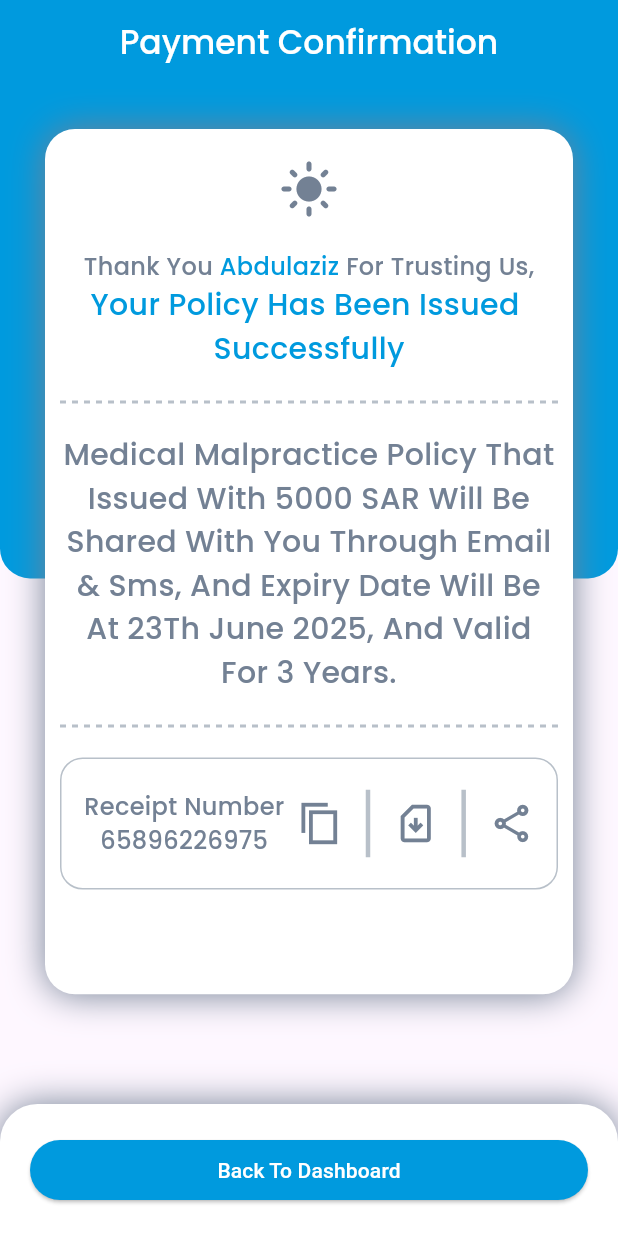
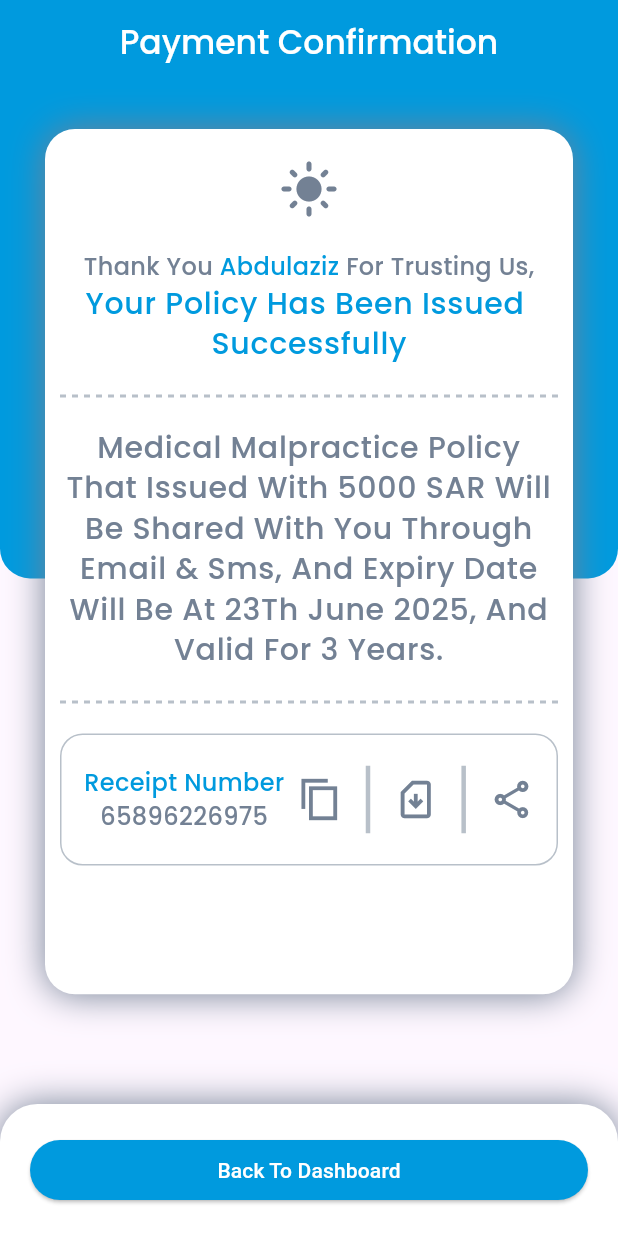
Before and after one commit to sehab374/design, a Flutter app: the screen it shows after launch, on a phone screen of 412 x 824 dp. Run offline on Flutter 3.47's test engine with Material 3 defaults, Android fonts, the phone set to English and light mode, and no system bars; drawn by our look-alikes of dotted_line; our stand-ins replace google_fonts.

Commit message:
themeing

```diff
--- a/lib/home_screen.dart
+++ b/lib/home_screen.dart
@@ -81,15 +81,15 @@ class HomeScreen extends StatelessWidget {
                           ],
                         ),
                         Text("Your Policy Has Been Issued ",
-                            style: GoogleFonts.poppins(
-                                fontSize: 20,
-                                color: MainColors.primaryColor,
-                                fontWeight: FontWeight.w500)),
+                            style: Theme.of(context)
+                                .textTheme
+                                .labelMedium!
+                                .copyWith(color: MainColors.primaryColor)),
                         Text("Successfully",
-                            style: GoogleFonts.poppins(
-                                fontSize: 20,
-                                color: MainColors.primaryColor,
-                                fontWeight: FontWeight.w500)),
+                            style: Theme.of(context)
+                                .textTheme
+                                .labelMedium!
+                                .copyWith(color: MainColors.primaryColor)),
                       ],
                     ),
                     Padding(
@@ -103,10 +103,7 @@ class HomeScreen extends StatelessWidget {
                     Text(
                         textAlign: TextAlign.center,
                         "Medical Malpractice Policy That Issued With 5000 SAR Will Be Shared With You Through Email & Sms, And Expiry Date Will Be At 23Th June 2025, And Valid For 3 Years.",
-                        style: GoogleFonts.poppins(
-                            fontSize: 20,
-                            color: MainColors.greyTextColor,
-                            fontWeight: FontWeight.w500)),
+                        style: Theme.of(context).textTheme.labelMedium),
                     Padding(
                       padding:
                           const EdgeInsetsDirectional.symmetric(vertical: 20),
@@ -131,7 +128,7 @@ class HomeScreen extends StatelessWidget {
                                   Text("Receipt Number",
                                       style: GoogleFonts.poppins(
                                           fontSize: 16,
-                                          color: MainColors.greyTextColor,
+                                          color: MainColors.primaryColor,
                                           fontWeight: FontWeight.w500)),
                                   Text("65896226975",
                                       style: GoogleFonts.poppins(
--- a/lib/main.dart
+++ b/lib/main.dart
@@ -1,5 +1,6 @@
 import 'package:flutter/material.dart';
 import 'package:ui1/home_screen.dart';
+import 'package:ui1/theme_data.dart';
 
 void main() {
   runApp(const MyApp());
@@ -13,7 +14,7 @@ class MyApp extends StatelessWidget {
   Widget build(BuildContext context) {
     return MaterialApp(
       debugShowCheckedModeBanner: false,
-      theme:  ThemeData(),
+      theme:  MyThemeData.lightTheme,
       home: HomeScreen(),
     );
   }
--- a/lib/theme_data.dart
+++ b/lib/theme_data.dart
@@ -1,5 +1,13 @@
 import 'package:flutter/material.dart';
+import 'package:google_fonts/google_fonts.dart';
 
-class MyThemeData{
-  static ThemeData lightTheme=ThemeData(textTheme: TextTheme(bodyLarge: TextStyle()));
+import 'colors.dart';
+
+class MyThemeData {
+  static ThemeData lightTheme = ThemeData(
+      textTheme: TextTheme(
+          labelMedium: GoogleFonts.poppins(
+              fontSize: 20,
+              color: MainColors.greyTextColor,
+              fontWeight: FontWeight.w500)));
 }
```
